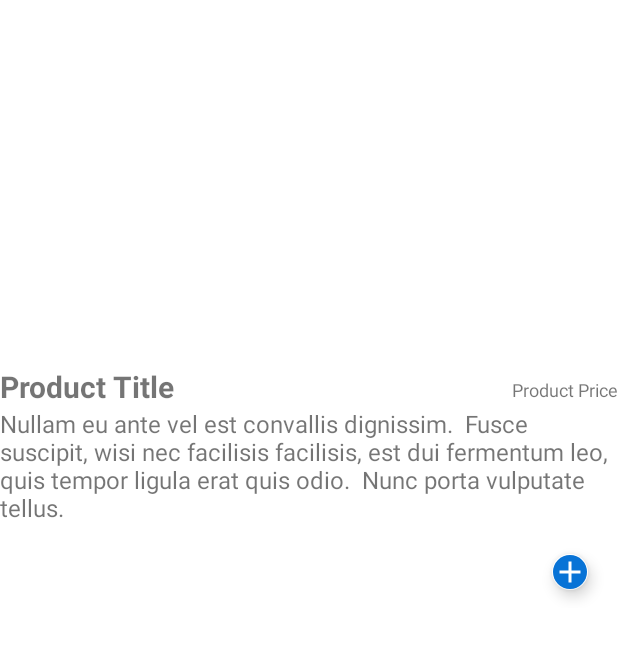
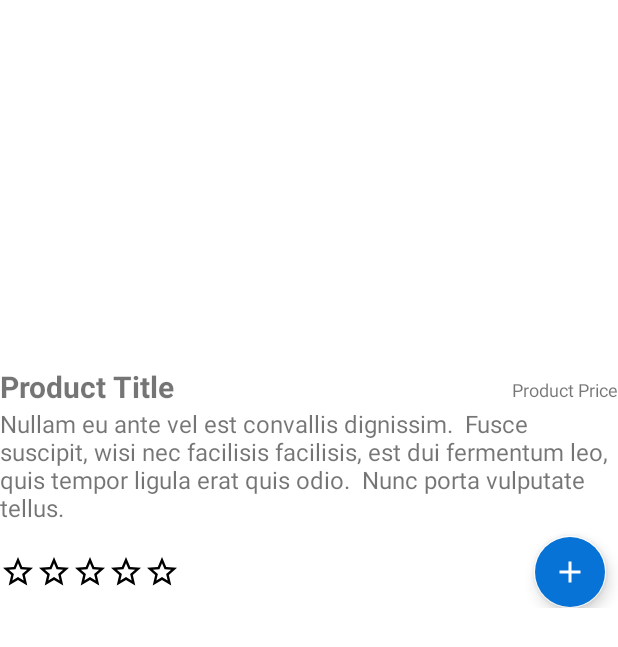
Before and after one commit to stradicat/walmart_app, an Android app: the layout product_view_detail.xml on its own in the app's theme, with its tools: preview values and no code run, on a phone screen of 412 x 824 dp. Shown: the top 647 px of the screen. Run offline under Robolectric (Android 15) with nearby library versions, the phone set to English and light mode, and no system bars; plain views replace SimpleDraweeView.

Commit message:
UI: Layout de puntuación migrado a la vista detallada de producto

```diff
--- a/app/src/main/res/layout/product_view_detail.xml
+++ b/app/src/main/res/layout/product_view_detail.xml
@@ -55,23 +55,60 @@
         app:layout_constraintStart_toStartOf="@id/pvdProdTitle"
         app:layout_constraintTop_toBottomOf="@id/pvdProdTitle" />
 
-    <ViewStub
-        android:id="@+id/pvdStarRating"
+    <LinearLayout
         android:layout_width="wrap_content"
         android:layout_height="wrap_content"
-        android:layout_inflater="@layout/star_rating"
-        app:layout_constraintBottom_toTopOf="@+id/pvdBtnAdd"
-        app:layout_constraintStart_toStartOf="@id/pvdProdDescription"
-        app:layout_constraintTop_toBottomOf="@+id/pvdProdDescription" />
+        android:orientation="horizontal"
+        app:layout_constraintBottom_toBottomOf="@+id/pvdBtnAdd"
+        app:layout_constraintStart_toStartOf="@+id/pvdProdDescription"
+        app:layout_constraintTop_toTopOf="@+id/pvdBtnAdd"
+        tools:ignore="ContentDescription">
+
+        <ImageView
+            android:id="@+id/star_1"
+            android:layout_width="wrap_content"
+            android:layout_height="wrap_content"
+            android:src="@drawable/ic_baseline_star_empty"
+            app:tint="@color/black" />
+
+        <ImageView
+            android:id="@+id/star_2"
+            android:layout_width="wrap_content"
+            android:layout_height="wrap_content"
+            android:src="@drawable/ic_baseline_star_empty"
+            app:tint="@color/black" />
+
+        <ImageView
+            android:id="@+id/star_3"
+            android:layout_width="wrap_content"
+            android:layout_height="wrap_content"
+            android:src="@drawable/ic_baseline_star_empty"
+            app:tint="@color/black" />
+
+        <ImageView
+            android:id="@+id/star_4"
+            android:layout_width="wrap_content"
+            android:layout_height="wrap_content"
+            android:src="@drawable/ic_baseline_star_empty"
+            app:tint="@color/black" />
+
+        <ImageView
+            android:id="@+id/star_5"
+            android:layout_width="wrap_content"
+            android:layout_height="wrap_content"
+            android:src="@drawable/ic_baseline_star_empty"
+            app:tint="@color/black" />
+    </LinearLayout>
+
 
     <com.google.android.material.floatingactionbutton.FloatingActionButton
         android:id="@+id/pvdBtnAdd"
-        android:layout_width="24dp"
-        android:layout_height="24dp"
+        android:layout_width="48dp"
+        android:layout_height="48dp"
         android:layout_marginTop="8dp"
         android:layout_marginEnd="8dp"
         android:backgroundTint="@color/diler_blue"
-        app:fabCustomSize="24dp"
+        app:fabCustomSize="48dp"
         app:layout_constraintBottom_toBottomOf="parent"
         app:layout_constraintEnd_toEndOf="parent"
         app:layout_constraintTop_toBottomOf="@id/pvdProdDescription"
```
Also changed, not shown: app/src/main/res/layout/star_rating.xml (deleted, +0 -44 lines).
